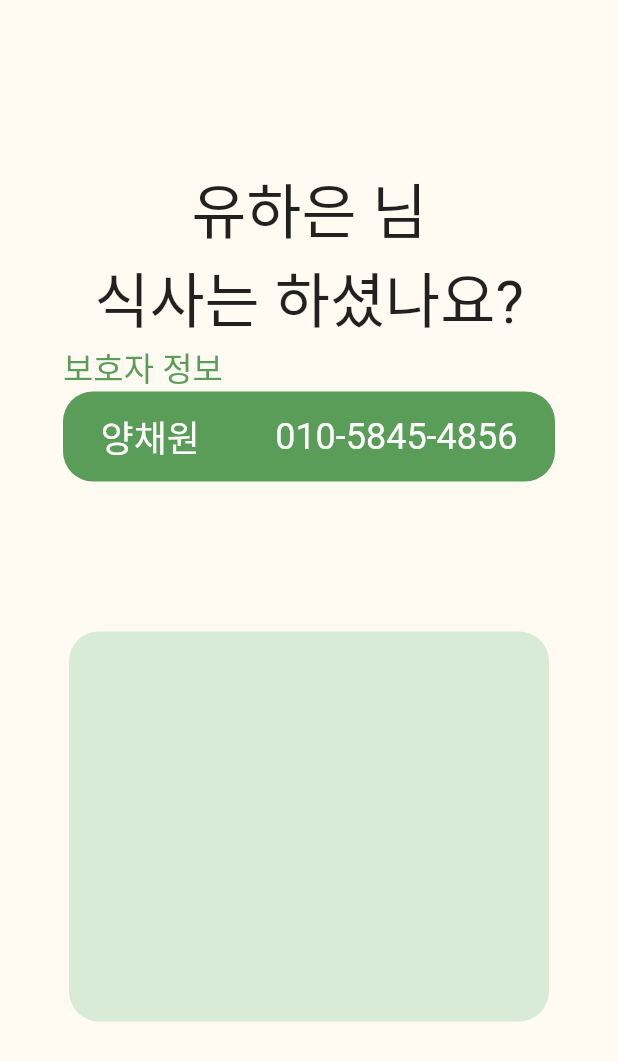
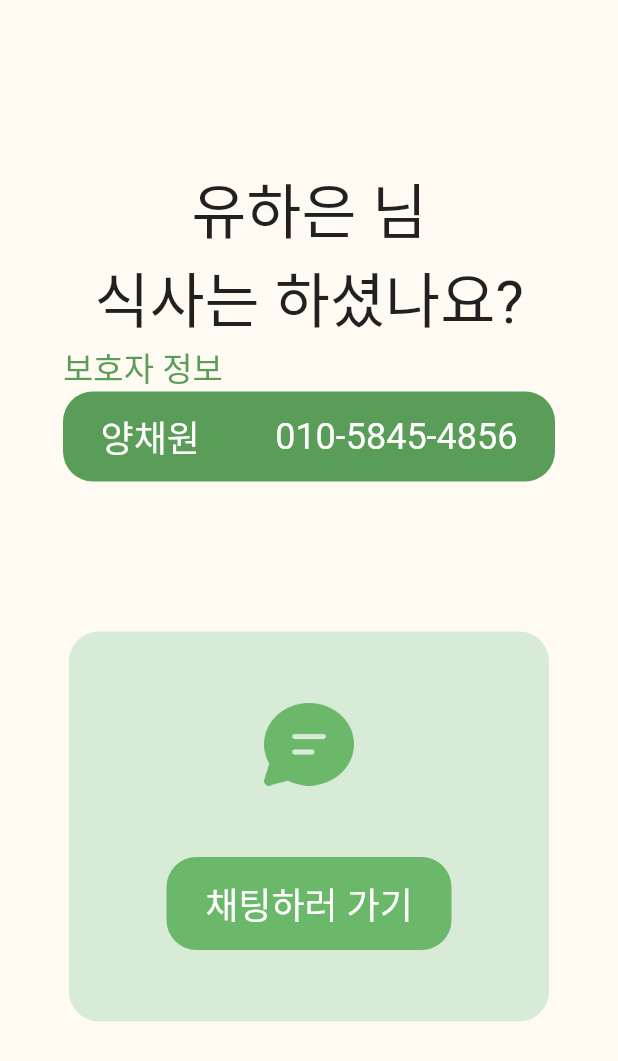
Before and after one commit to Yoochanhong-And-Children/Flutter, a Flutter app: the MainPage screen opened directly, on a phone screen of 412 x 824 dp. Shown: the top 1061 px of the screen. Run offline on Flutter 3.47's test engine with Material 2 defaults, Android fonts, the phone set to English and light mode, and no system bars; our stand-ins replace flutter_screenutil.

Commit message:
feat :: 채팅하러 가기 버튼 퍼블리싱

```diff
--- a/yoochanhong_and_children/lib/screen/main_page.dart
+++ b/yoochanhong_and_children/lib/screen/main_page.dart
@@ -70,6 +70,38 @@ class MainPage extends StatelessWidget {
                 color: const Color(0xffD7EBD7),
                 borderRadius: BorderRadius.circular(20.0),
               ),
+              child: Center(
+                child: Column(
+                  mainAxisAlignment: MainAxisAlignment.spaceEvenly,
+                  children: [
+                    Image.asset(
+                      "assets/images/chat.png",
+                      width: 60,
+                      height: 55,
+                    ),
+                    GestureDetector(
+                      onTap: () {},
+                      child: Container(
+                        width: 190,
+                        height: 62,
+                        decoration: BoxDecoration(
+                          color: const Color(0xff6BB86A),
+                          borderRadius: BorderRadius.circular(20.0),
+                        ),
+                        child: Center(
+                          child: Text(
+                            "채팅하러 가기",
+                            style: TextStyle(
+                              color: Colors.white,
+                              fontSize: 24.0,
+                            ),
+                          ),
+                        ),
+                      ),
+                    ),
+                  ],
+                ),
+              ),
             ),
           ],
         ),
```
